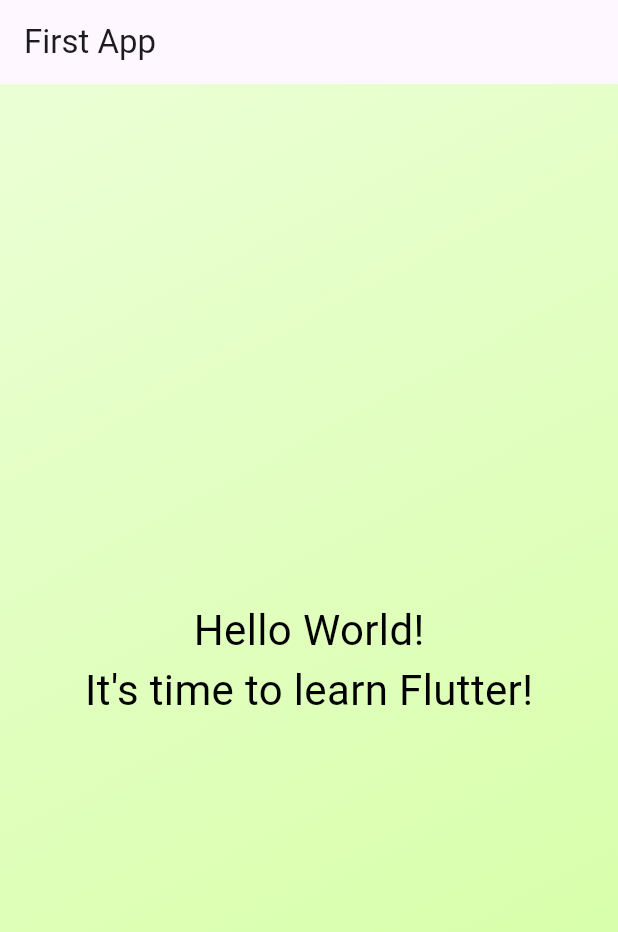
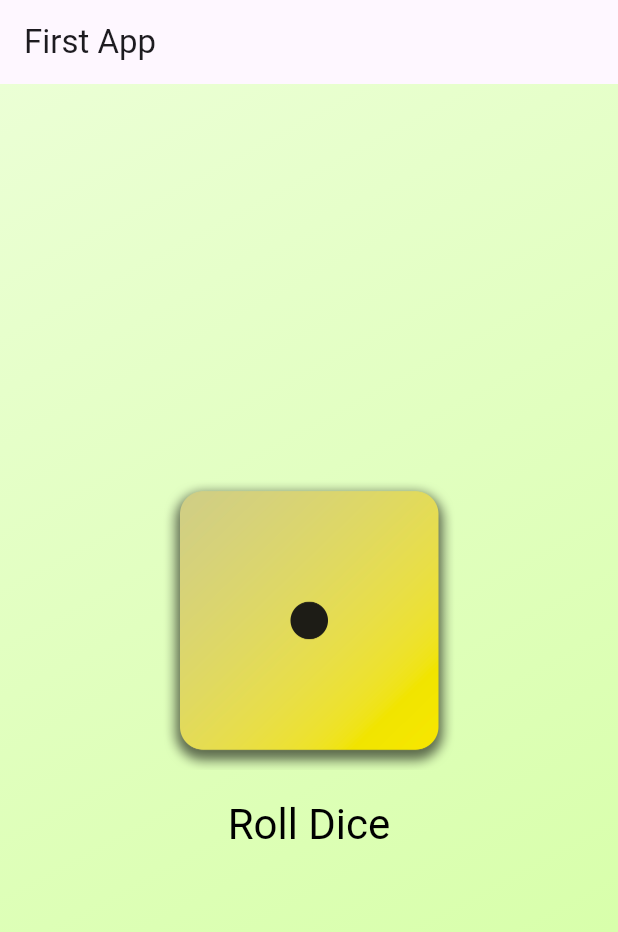
Before and after one commit to juakotorres/flutter-course, a Flutter app: the screen it shows after launch, on a phone screen of 412 x 824 dp. Shown: the top 932 px of the screen. Run offline on Flutter 3.47's test engine with Material 3 defaults, Android fonts, the phone set to English and light mode, and no system bars.

Commit message:
Video 50, 19/05

```diff
--- /dev/null
+++ b/first_app/lib/dice_roller.dart
@@ -0,0 +1,50 @@
+import 'dart:math';
+
+import 'package:flutter/material.dart';
+import 'package:first_app/styled_text.dart';
+
+final randomizer = Random();
+
+class DiceRoller extends StatefulWidget {
+  const DiceRoller({super.key});
+
+  @override
+  State<DiceRoller> createState() {
+    return _DiceRollerState();
+  }
+}
+
+class _DiceRollerState extends State<DiceRoller> {
+  var currentDiceRoll = 1;
+  void rollDice() {
+    setState(() {
+      currentDiceRoll = randomizer.nextInt(6) + 1;
+    });
+  }
+
+  @override
+  Widget build(context) {
+    return Column(
+      mainAxisSize: MainAxisSize.min,
+      children: [
+        Image.asset(
+          'assets/images/dice-$currentDiceRoll.png',
+          width: 200,
+        ),
+        TextButton(
+          onPressed: rollDice,
+          style: TextButton.styleFrom(
+            foregroundColor: Colors.white,
+            padding: const EdgeInsets.only(
+              top: 20,
+            ),
+            textStyle: const TextStyle(
+              fontSize: 28,
+            ),
+          ),
+          child: const StyledText('Roll Dice'),
+        )
+      ],
+    );
+  }
+}
--- a/first_app/lib/gradient_container.dart
+++ b/first_app/lib/gradient_container.dart
@@ -1,6 +1,5 @@
+import 'package:first_app/dice_roller.dart';
 import 'package:flutter/material.dart';
-
-import 'package:first_app/styled_text.dart';
 
 const beginAlignment = Alignment.topLeft;
 const endAlignment = Alignment.bottomRight;
@@ -21,15 +20,7 @@ class GradientContainer extends StatelessWidget {
         ),
       ),
       child: const Center(
-        child: Column(
-          mainAxisAlignment: MainAxisAlignment.center,
-          children: [
-            StyledText('Hello World!'),
-            StyledText(
-              'It\'s time to learn Flutter!',
-            ),
-          ],
-        ),
+        child: DiceRoller(),
       ),
     );
   }
```
Also changed, not shown: first_app/pubspec.yaml (+7 -3 lines), first_app/assets/images/dice-1.png (added), first_app/assets/images/dice-2.png (added), first_app/assets/images/dice-3.png (added), first_app/assets/images/dice-4.png (added), first_app/assets/images/dice-5.png (added), first_app/assets/images/dice-6.png (added).
